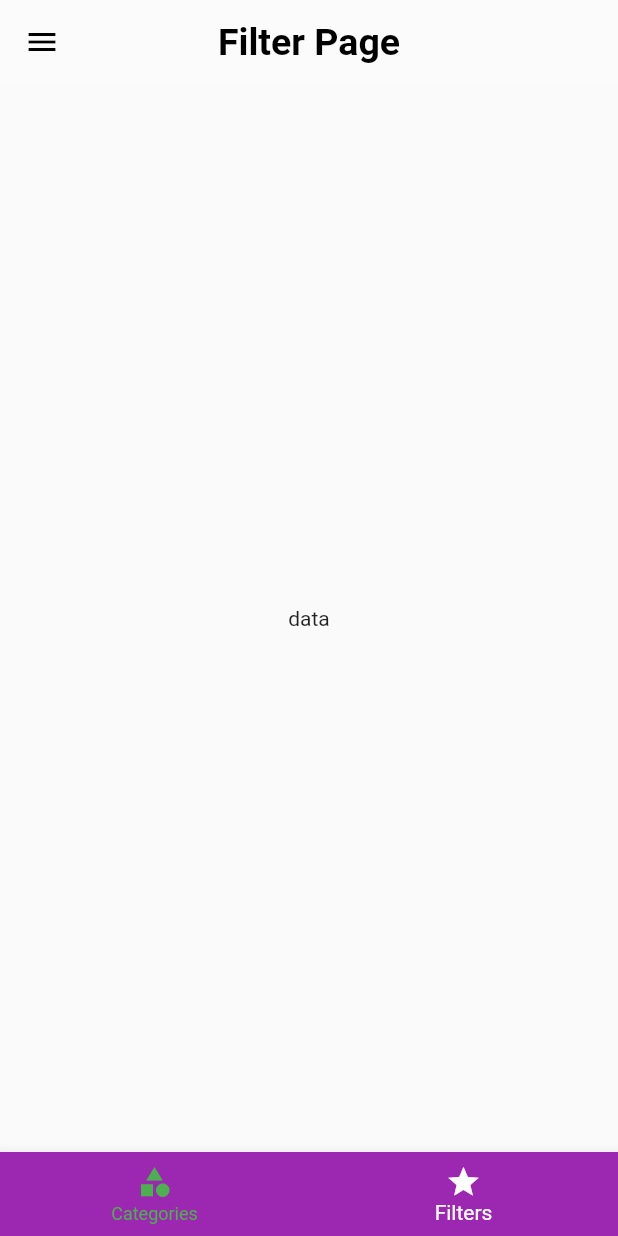
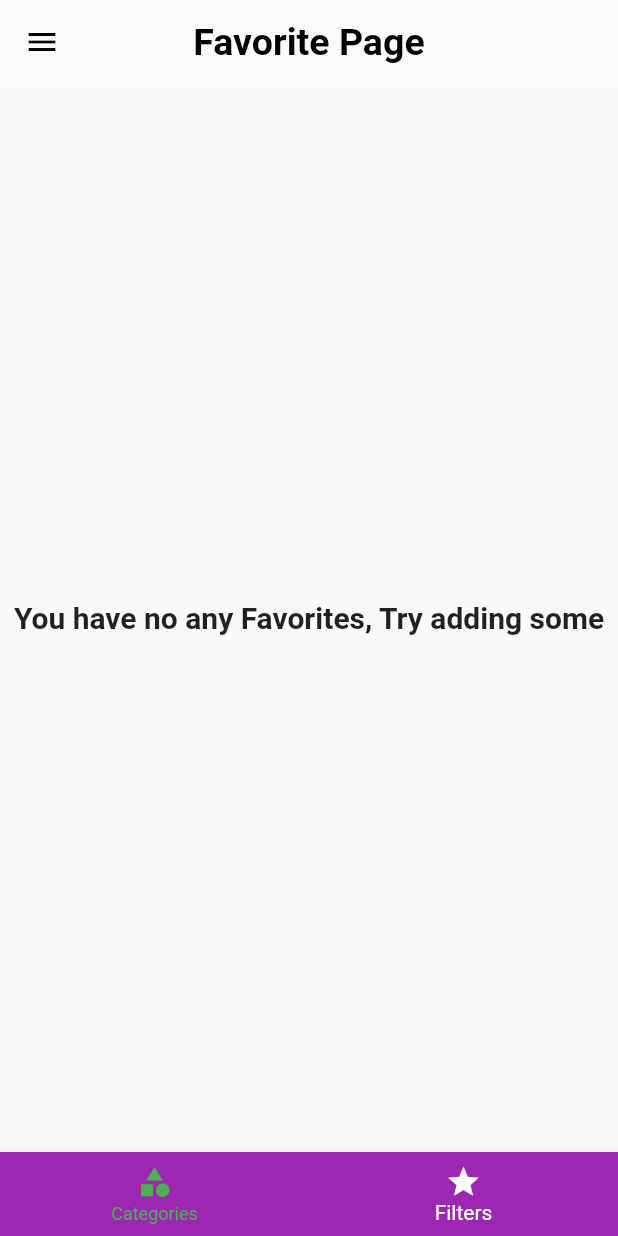
Before and after one commit to ramonyohannes/Food_Recipes-App, a Flutter app: the screen it shows after launch, item 2 of the bottom bar chosen, on a phone screen of 412 x 824 dp. Run offline on Flutter 3.47's test engine with Material 2 defaults, Android fonts, the phone set to English and light mode, and no system bars.

Commit message:
Filter and Favorite logic remains

```diff
--- a/lib/main.dart
+++ b/lib/main.dart
@@ -30,11 +30,11 @@ class _MyAppState extends State<MyApp> {
       setState(() {
         filters = newFilters;
 
-        avalilableMeals = DUMMY_MEALS.where((meal) {
+        /*  avalilableMeals = DUMMY_MEALS.where((meal) {
           if (filters["isGlutenFree"] && !meal.isGlutenFree) {
             return false;
           }
-        }).toList();
+        }).toList(); */
       });
     }
 
@@ -58,7 +58,7 @@ class _MyAppState extends State<MyApp> {
       ),
       home: TabsScreen(),
       routes: {
-        CategoryItems.routeName: (_) => CategoryItems(),
+        CategoryItems.routeName: (_) => CategoryItems(avalilableMeals),
         CategoryMealsDetail.routeName: ((_) => CategoryMealsDetail()),
         FilterScreen.routeName: (_) => FilterScreen(filters, setFilters),
         CategoryScreen.routeName: (_) => CategoryScreen(),
--- a/lib/screens/category_items.dart
+++ b/lib/screens/category_items.dart
@@ -1,5 +1,7 @@
 import 'package:flutter/material.dart';
 import 'package:mealapp/models/meal.dart';
+
+import '../dummy_data.dart';
 
 import './category_meals_screen.dart';
 
@@ -8,6 +10,8 @@ import '../dummy_data.dart';
 class CategoryItems extends StatelessWidget {
   //const CategoryItems({Key? key}) : super(key: key);
   static const routeName = "./CategoryItems";
+  final List<Meal> filterdMeal;
+  CategoryItems(this.filterdMeal);
 
   @override
   Widget build(BuildContext context) {
--- a/lib/screens/favorites_page.dart
+++ b/lib/screens/favorites_page.dart
@@ -1,3 +1,5 @@
+import 'dart:ui';
+
 import 'package:flutter/material.dart';
 
 class Favorites_Screen extends StatelessWidget {
@@ -9,8 +11,15 @@ class Favorites_Screen extends StatelessWidget {
       /*   appBar: AppBar(
         title: Text("Favorites"),
       ), */
-      body: const Center(
-        child: Text("data"),
+      body: Center(
+        child: const Text(
+          "You have no any Favorites, Try adding some",
+          textAlign: TextAlign.center,
+          style: TextStyle(
+            fontSize: 20,
+            fontWeight: FontWeight.bold,
+          ),
+        ),
       ),
     );
   }
--- a/lib/screens/tabs_screen.dart
+++ b/lib/screens/tabs_screen.dart
@@ -18,7 +18,7 @@ class _TabsScreenState extends State<TabsScreen> {
       "widgets": CategoryScreen(),
     },
     {
-      "title": "Filter Page",
+      "title": "Favorite Page",
       "widgets": Favorites_Screen(),
     }
   ];
```
